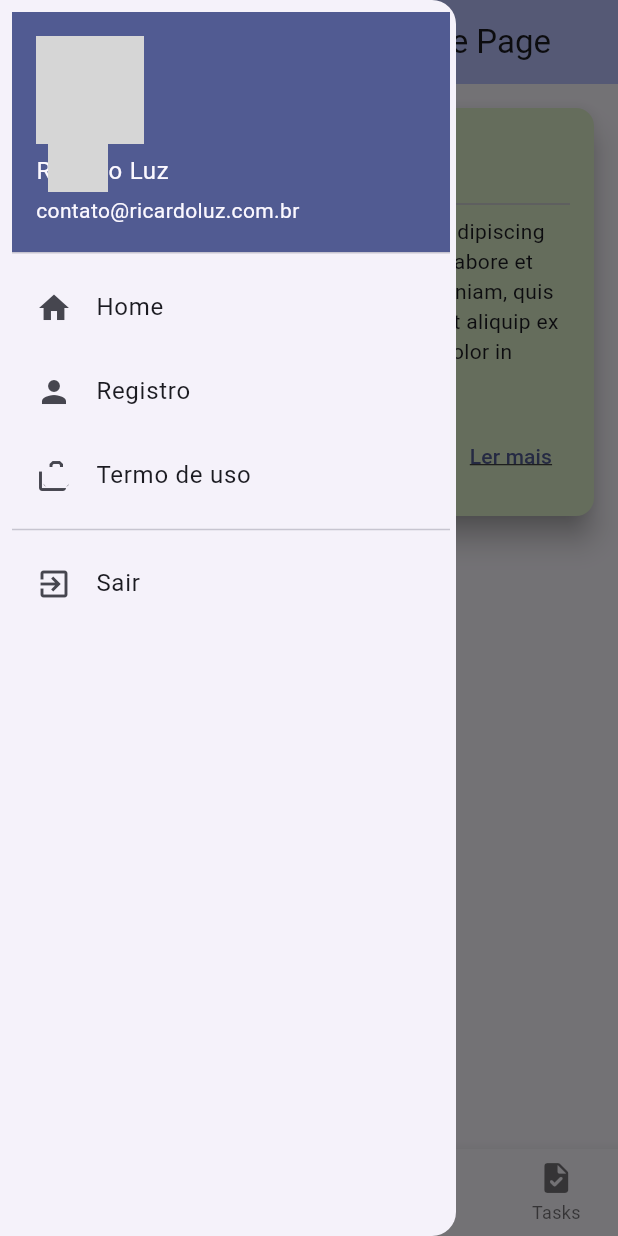
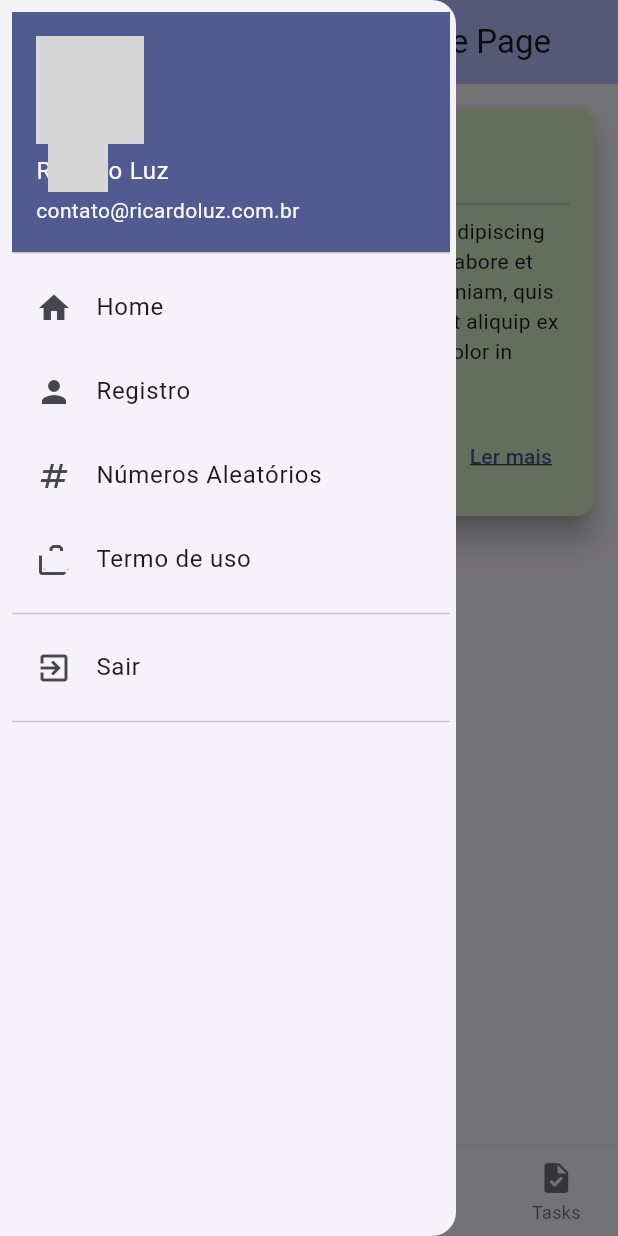
Before and after one commit to ricardoluz/dio-flutter, a Flutter app: the screen it shows after launch, with the side drawer open, on a phone screen of 412 x 824 dp. Run offline on Flutter 3.47's test engine with Material 3 defaults, Android fonts, the phone set to English and light mode, and no system bars; our stand-ins replace shared_preferences; grey boxes are pictures that could not be loaded.

Commit message:
Addition of the random_numbers_page  . Using SharedPreferences
 Refactoring the file:
  . custom_app_bar.dart

```diff
--- a/lib/my_app.dart
+++ b/lib/my_app.dart
@@ -1,3 +1,4 @@
+import 'package:dio_flutter_study/screens/random_numbers.dart';
 import 'package:dio_flutter_study/screens/registration_data_screen.dart';
 import 'package:flutter/material.dart';
 
@@ -22,6 +23,7 @@ class MyApp extends StatelessWidget {
                 title: 'DIO Flutter Study | Home Page',
               ),
           "registration": (context) => const RegistrationDataScreen(),
+          "randomNumbers": (context) => const RandomNumbersPage(),
         },
       ),
     );
--- a/lib/widgets/custom_app_bar.dart
+++ b/lib/widgets/custom_app_bar.dart
@@ -43,22 +43,65 @@ class CustomDrawer extends StatelessWidget {
               ),
             ),
           ),
-          ListTile(
-            leading: const Icon(Icons.home),
-            title: const Text("Home"),
+          const CustomListTile(
+            title: "Home",
+            icon: Icons.home,
+            targetPage: "home",
+          ),
+          const CustomListTile(
+            icon: Icons.person,
+            title: "Registro",
+            targetPage: "registration",
+          ),
+          const CustomListTile(
+            title: "Números Aleatórios",
+            icon: Icons.numbers,
+            targetPage: "randomNumbers",
+          ),
+          const TermsOfUseListTile(),
+          const Divider(),
+          const LogoutListTile(),
+          const Divider(),
+        ]),
+      ),
+    );
+  }
+}
+
+class CustomListTile extends StatelessWidget {
+  final IconData icon;
+  final String title;
+  final String targetPage;
+
+  const CustomListTile({
+    super.key,
+    required this.icon,
+    required this.title,
+    required this.targetPage,
+  });
+
+  @override
+  Widget build(BuildContext context) {
+    return ListTile(
+      leading: Icon(icon),
+      title: Text(title),
       onTap: () {
-              Navigator.pushReplacementNamed(context, 'home');
+        Navigator.pop(context);
+        Navigator.pushNamed(context, targetPage);
+        // Navigator.pushReplacementNamed(context, targetPage);
       },
-          ),
-          ListTile(
-            leading: const Icon(Icons.person),
-            title: const Text("Registro"),
-            onTap: () {
-              Navigator.pushReplacementNamed(context, 'registration');
-              // Navigator.pushNamed(context, "registration");
-            },
-          ),
-          ListTile(
+    );
+  }
+}
+
+class TermsOfUseListTile extends StatelessWidget {
+  const TermsOfUseListTile({
+    super.key,
+  });
+
+  @override
+  Widget build(BuildContext context) {
+    return ListTile(
       leading: const Icon(Icons.cases),
       title: const Text("Termo de uso"),
       onTap: () {
@@ -97,9 +140,18 @@ class CustomDrawer extends StatelessWidget {
             });
         // Navigator.pushNamed(context, "registration");
       },
-          ),
-          const Divider(),
-          ListTile(
+    );
+  }
+}
+
+class LogoutListTile extends StatelessWidget {
+  const LogoutListTile({
+    super.key,
+  });
+
+  @override
+  Widget build(BuildContext context) {
+    return ListTile(
       leading: const Icon(Icons.exit_to_app),
       title: const Text("Sair"),
       onTap: () {
@@ -135,9 +187,6 @@ class CustomDrawer extends StatelessWidget {
               );
             });
       },
-          )
-        ]),
-      ),
     );
   }
 }
```
Also changed, not shown: lib/screens/random_numbers.dart (added, +84 -0 lines), pubspec.yaml (+5 -2 lines), pubspec.lock, 1 other file. Lines whose indentation alone changed are shown as unchanged.
